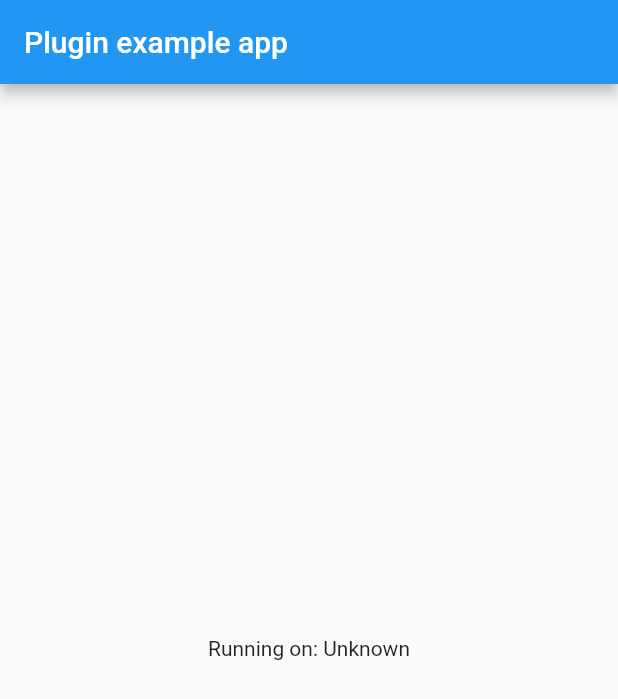
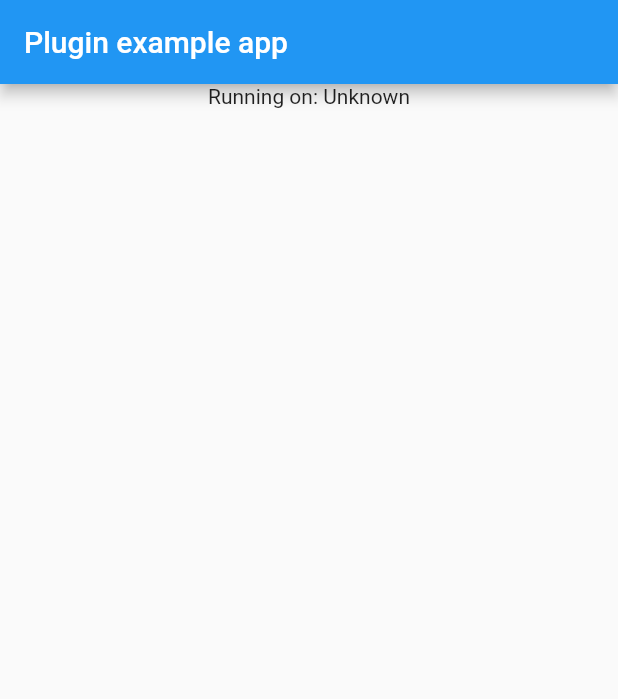
Before and after one commit to apally-orange/sample_plugin, a Flutter app: the screen it shows after launch, on a phone screen of 412 x 824 dp. Shown: the top 699 px of the screen. Run offline on Flutter 3.47's test engine with Material 2 defaults, Android fonts, the phone set to English and light mode, and no system bars.

Commit message:
Add communication kotlin to dart

```diff
--- a/sample_plugin/example/lib/main.dart
+++ b/sample_plugin/example/lib/main.dart
@@ -15,11 +15,20 @@ class MyApp extends StatefulWidget {
 
 class _MyAppState extends State<MyApp> {
   String _platformVersion = 'Unknown';
+  String _actionText = '';
+  SamplePlugin _samplePlugin;
 
   @override
   void initState() {
     super.initState();
+    _samplePlugin = SamplePlugin(_action);
     initPlatformState();
+  }
+
+  void _action() {
+    setState(() {
+      _actionText = 'action call';
+    });
   }
 
   // Platform messages are asynchronous, so we initialize in an async method.
@@ -27,7 +36,7 @@ class _MyAppState extends State<MyApp> {
     String platformVersion;
     // Platform messages may fail, so we use a try/catch PlatformException.
     try {
-      platformVersion = await SamplePlugin.platformVersion;
+      platformVersion = await _samplePlugin.platformVersion;
     } on PlatformException {
       platformVersion = 'Failed to get platform version.';
     }
@@ -50,7 +59,10 @@ class _MyAppState extends State<MyApp> {
           title: const Text('Plugin example app'),
         ),
         body: Center(
-          child: Text('Running on: $_platformVersion\n'),
+          child: Column(children: [
+            Text('Running on: $_platformVersion\n'),
+            Text('$_actionText\n'),
+          ]),
         ),
       ),
     );
--- a/sample_plugin/lib/sample_plugin.dart
+++ b/sample_plugin/lib/sample_plugin.dart
@@ -1,14 +1,32 @@
-
 import 'dart:async';
 
+import 'package:flutter/foundation.dart';
 import 'package:flutter/services.dart';
 
 class SamplePlugin {
-  static const MethodChannel _channel =
-      const MethodChannel('sample_plugin');
+  SamplePlugin(
+    this.action,
+  ) {
+    _channel = const MethodChannel('sample_plugin');
+    _channel.setMethodCallHandler(methodCallHandler);
+  }
 
-  static Future<String> get platformVersion async {
+  MethodChannel _channel;
+  VoidCallback action;
+
+  Future<String> get platformVersion async {
     final String version = await _channel.invokeMethod('getPlatformVersion');
     return version;
   }
+
+  Future<void> methodCallHandler(MethodCall call) async {
+    switch (call.method) {
+      case 'test':
+        action();
+        return;
+
+      default:
+        throw MissingPluginException();
+    }
+  }
 }
```
Also changed, not shown: 2 other files.
